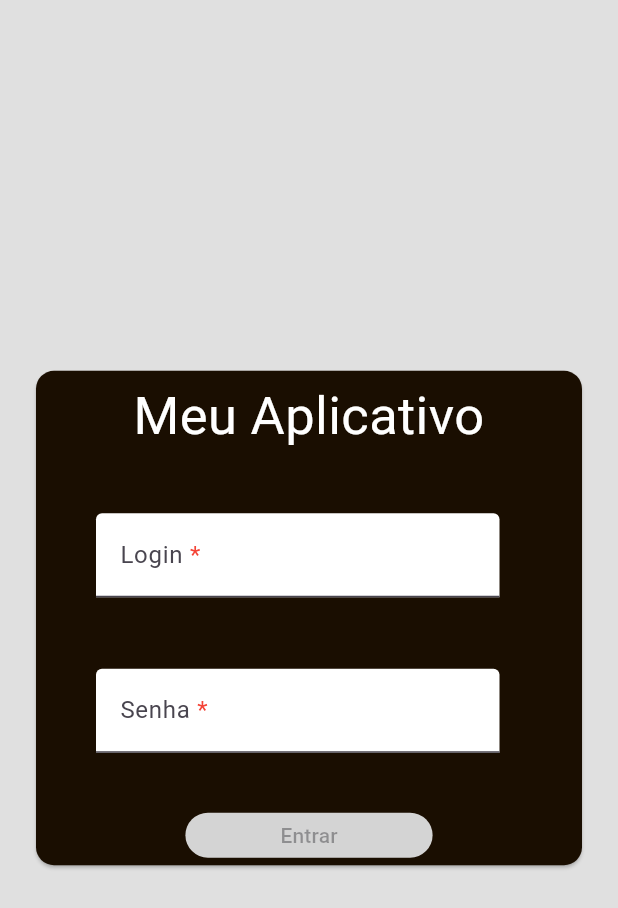
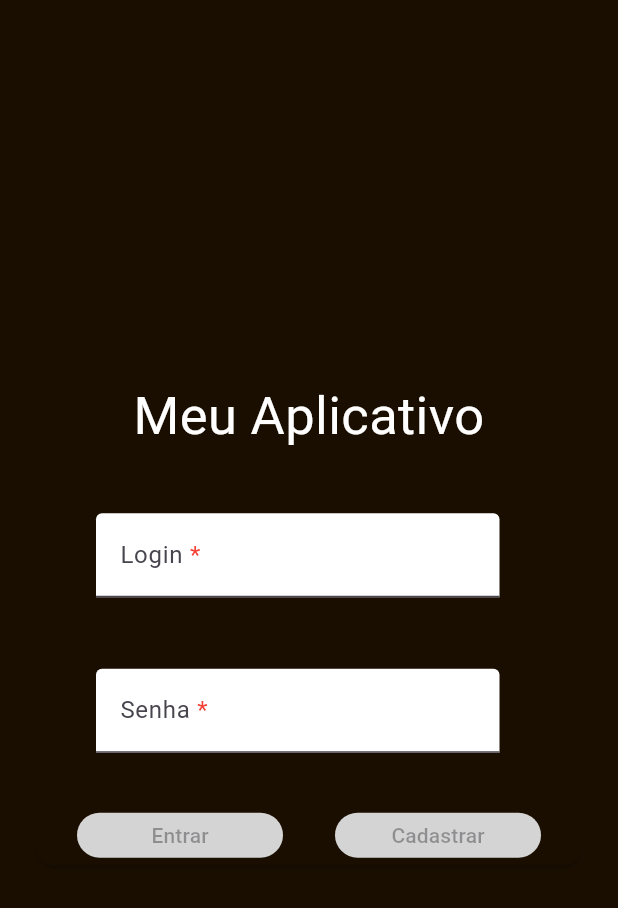
Before and after one commit to thayzfeh/AppIMC, a Flutter app: the screen it shows after launch, on a phone screen of 412 x 824 dp. Shown: the top 908 px of the screen. Run offline on Flutter 3.47's test engine with Material 3 defaults, Android fonts, the phone set to English and light mode, and no system bars.

Commit message:
reorganização da estrutura

```diff
--- a/app_imc/lib/main.dart
+++ b/app_imc/lib/main.dart
@@ -1,5 +1,5 @@
-import 'package:app_imc/view/imc_screen/imc_screen.dart';
-import 'package:app_imc/view/login/login_page.dart';
+import 'package:app_imc/view/pages/imc_screen.dart';
+import 'package:app_imc/view/pages/login_page.dart';
 import 'package:flutter/material.dart';
 
 void main() {
--- a/app_imc/lib/view/login/components/login_card.dart
+++ b/app_imc/lib/view/components/login_card.dart
@@ -1,6 +1,6 @@
-import 'package:app_imc/view/imc_screen/components/app_title.dart';
-import 'package:app_imc/view/imc_screen/components/ok_button.dart';
-import 'package:app_imc/view/login/components/login_row.dart';
+import 'package:app_imc/view/components/app_title.dart';
+import 'package:app_imc/view/components/ok_button.dart';
+import 'package:app_imc/view/components/login_row.dart';
 import 'package:flutter/material.dart';
 
 class LoginCard extends StatefulWidget {
@@ -40,20 +40,34 @@ class _LoginCardState extends State<LoginCard> {
     return Card(
       color: _backgroundColor,
       child: SizedBox(
-        height: MediaQuery.of(context).size.height /2.5,
+        height: MediaQuery.of(context).size.height / 2.5,
         child: Padding(
-          padding: const EdgeInsets.symmetric(horizontal: 10.0,vertical: 5.0),
+          padding: const EdgeInsets.symmetric(horizontal: 10.0, vertical: 5.0),
           child: Column(
             mainAxisAlignment: MainAxisAlignment.spaceBetween,
             children: [
-              AppTitle(data: 'Meu Aplicativo', color: Colors.white,),
+              AppTitle(
+                data: 'Meu Aplicativo',
+                color: Colors.white,
+              ),
               LoginRow(
                   isPass: false,
                   label: "Login",
                   callback: _callbackUser,
                   atualizarBotao: _verifyInputs),
-              LoginRow( isPass:true, label: "Senha", callback: _callbackPass, atualizarBotao: _verifyInputs),
-              OkButton(onClick: () => null, getActiveButton: () => _button, data: 'Entrar')
+              LoginRow(
+                  isPass: true,
+                  label: "Senha",
+                  callback: _callbackPass,
+                  atualizarBotao: _verifyInputs),
+              Row(
+                mainAxisAlignment: MainAxisAlignment.spaceAround,
+                children: [
+                  OkButton(
+                  onClick: () => null,
+                  getActiveButton: () => _button,
+                  data: 'Entrar'),
+                  OkButton(onClick: () => null, getActiveButton:() => _button, data: 'Cadastrar')],)
             ],
           ),
         ),
--- a/app_imc/lib/view/login/components/login_row.dart
+++ b/app_imc/lib/view/components/login_row.dart
@@ -1,3 +1,4 @@
+import 'package:app_imc/main.dart';
 import 'package:flutter/material.dart';
 
 class LoginRow extends StatefulWidget {
@@ -48,11 +49,11 @@ class _LoginRowState extends State<LoginRow> {
                       ),
                     ])),
                     fillColor: Colors.white,
-                    filled: true),
+                    filled: true,
               ),
             ),
           ),
-        ],
+      )],
       ),
     );
   }
--- a/app_imc/lib/view/imc_screen/components/ok_button.dart
+++ b/app_imc/lib/view/components/ok_button.dart
@@ -18,7 +18,7 @@ class _OkButtonState extends State<OkButton> {
     return Padding(
       padding: EdgeInsets.symmetric(horizontal: 15.0),
       child: SizedBox(
-        width: MediaQuery.of(context).size.width /2.5,
+        width: MediaQuery.of(context).size.width /3,
         height: 30,
         child: ElevatedButton(
           child: Text(widget.data),
--- a/app_imc/lib/view/imc_screen/imc_screen.dart
+++ b/app_imc/lib/view/pages/imc_screen.dart
@@ -1,9 +1,9 @@
 import 'package:app_imc/main.dart';
 import 'package:flutter/material.dart';
 import '../../model/imc_calc.dart';
-import 'components/app_title.dart';
-import 'components/form_card.dart';
-import 'components/result_card.dart';
+import 'package:app_imc/view/components/app_title.dart';
+import 'package:app_imc/view/components/form_card.dart';
+import 'package:app_imc/view/components/result_card.dart';
 
 class ImcScreen extends StatefulWidget {
   const ImcScreen({super.key});
--- a/app_imc/lib/view/login/login_page.dart
+++ b/app_imc/lib/view/pages/login_page.dart
@@ -1,6 +1,6 @@
 import 'package:flutter/material.dart';
 
-import 'components/login_card.dart';
+import 'package:app_imc/view/components/login_card.dart';
 
 class LoginPage extends StatefulWidget {
   const LoginPage({super.key});
@@ -13,9 +13,9 @@ class _LoginPageState extends State<LoginPage> {
   @override
   Widget build(BuildContext context) {
     return Container(
-      color: Colors.grey[300],
-      child: Padding(
-        padding: const EdgeInsets.symmetric(horizontal: 20,vertical: 0),
+      color: Color.fromARGB(255, 26, 14, 1),
+      child: const Padding(
+        padding: EdgeInsets.symmetric(horizontal: 20,vertical: 0),
         child: Column(
           crossAxisAlignment: CrossAxisAlignment.center,
           mainAxisAlignment: MainAxisAlignment.center,
```
Also changed, not shown: app_imc/lib/controller/login_controller.dart (added), app_imc/lib/repositories/user_repository.dart (added), app_imc/lib/view/components/app_title.dart (renamed from app_imc/lib/view/imc_screen/components/app_title.dart), app_imc/lib/view/components/form_card.dart (renamed from app_imc/lib/view/imc_screen/components/form_card.dart), app_imc/lib/view/components/form_row.dart (renamed from app_imc/lib/view/imc_screen/components/form_row.dart), app_imc/lib/view/components/result_card.dart (renamed from app_imc/lib/view/imc_screen/components/result_card.dart).
